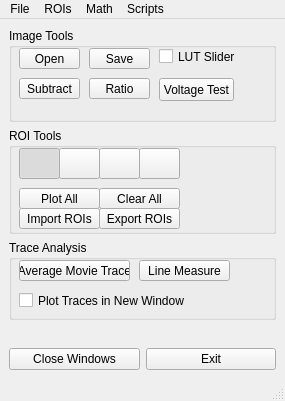
Qt form gui/GlobalAnalysis.ui (flika-org/flika) before a commit.
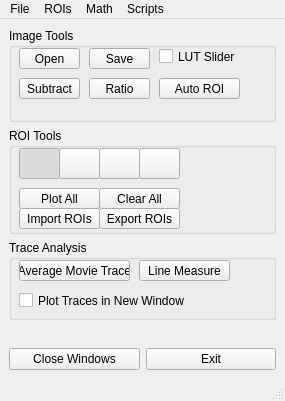
The same form after that commit. Icons and pictures are not drawn.

```diff
--- a/gui/GlobalAnalysis.ui
+++ b/gui/GlobalAnalysis.ui
@@ -96,12 +96,12 @@
         <rect>
          <x>150</x>
          <y>50</y>
-         <width>75</width>
-         <height>23</height>
+         <width>81</width>
+         <height>21</height>
         </rect>
        </property>
        <property name="text">
-        <string>Voltage Test</string>
+        <string>Auto ROI</string>
        </property>
       </widget>
      </widget>
```
Left out of the diff: 2 changed lines with no effect on the pictures.
